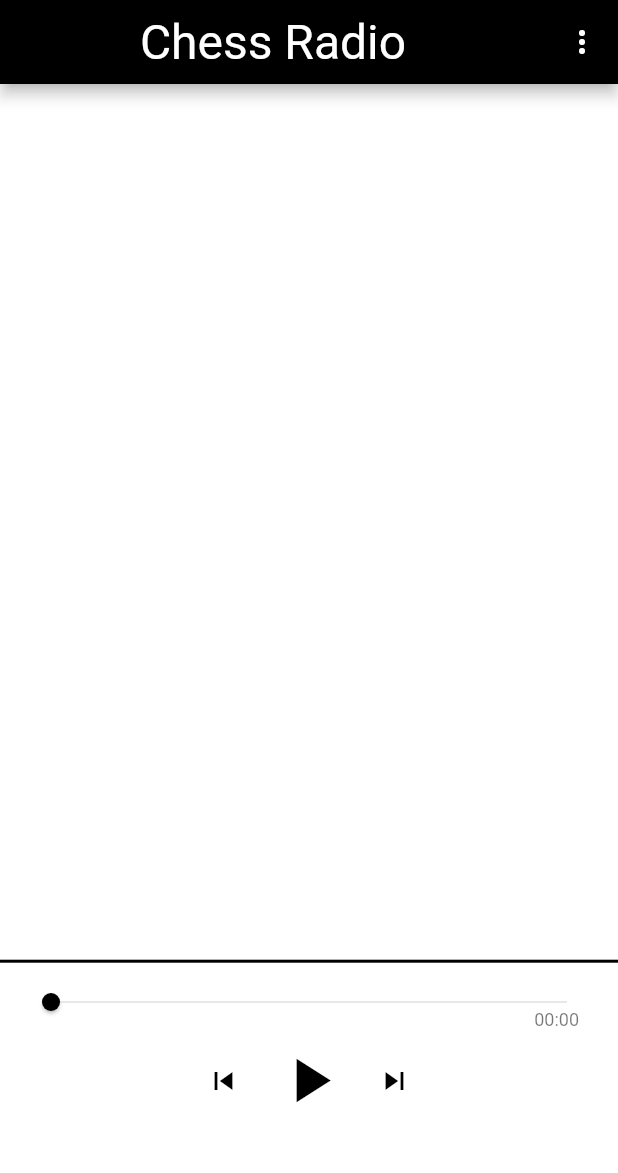
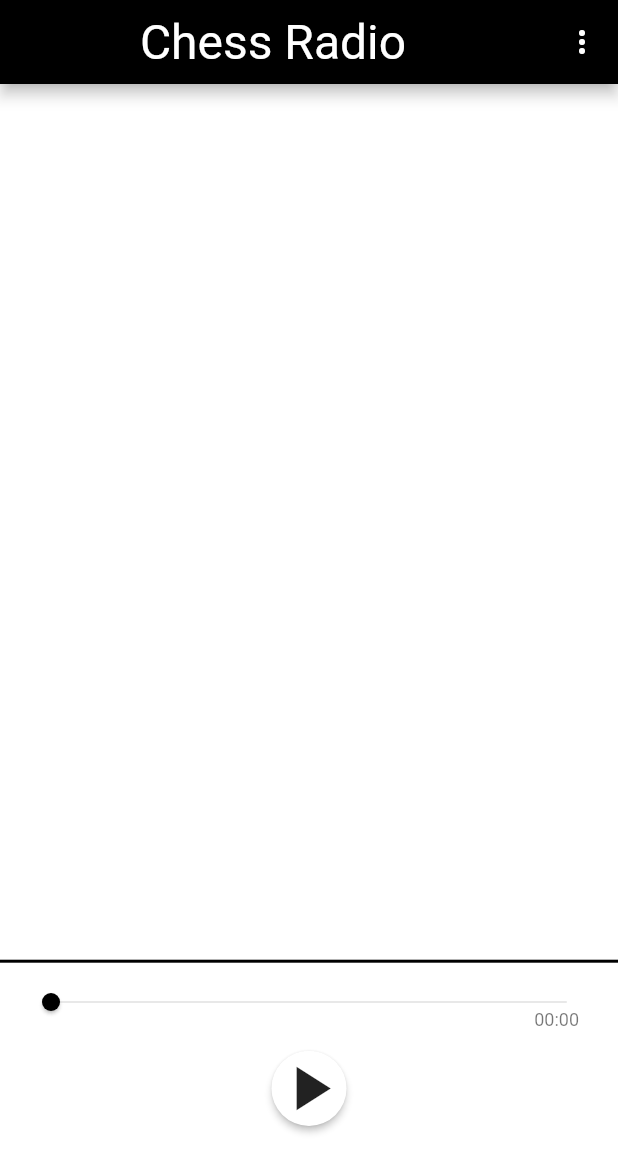
Before and after one commit to chessradio/chessradio, a Flutter app: the screen it shows after launch, on a phone screen of 412 x 824 dp. Shown: the top 1173 px of the screen. Run offline on Flutter 3.47's test engine with Material 2 defaults, Android fonts, the phone set to English and light mode, and no system bars; our stand-ins replace google_fonts, just_audio, rxdart; missing offline and left inert: audio_session, splash_screen_view; network calls fail.

Commit message:
Remove next and previous buttons from player

```diff
--- a/lib/ui/screens/playlist_screen.dart
+++ b/lib/ui/screens/playlist_screen.dart
@@ -97,10 +97,11 @@ class _PlayListScreenState extends State<PlayListScreen> {
                       color: Colors.transparent,
                       height: screenHeightExcludingToolbar(context,
                           scaleFactor: 0.1),
-                      child: Padding(
-                        padding: const EdgeInsets.fromLTRB(0, 0, 0, 10),
-                        child: ControlButtonsWidget(_player),
-                      ),
+                      child:
+                          // Padding(
+                          //   padding: const EdgeInsets.fromLTRB(0, 0, 0, 0),
+                          //   child:
+                          ControlButtonsWidget(_player),
                     ),
                   ],
                 ),
--- a/lib/ui/widgets/playlist/control_buttons_widget.dart
+++ b/lib/ui/widgets/playlist/control_buttons_widget.dart
@@ -11,16 +11,16 @@ class ControlButtonsWidget extends StatelessWidget {
     return Row(
       mainAxisSize: MainAxisSize.min,
       children: [
-        StreamBuilder<SequenceState?>(
-          stream: player.sequenceStateStream,
-          builder: (context, snapshot) => IconButton(
-            icon: Icon(
-              Icons.skip_previous,
-              color: Colors.black,
-            ),
-            onPressed: player.hasPrevious ? player.seekToPrevious : null,
-          ),
-        ),
+        // StreamBuilder<SequenceState?>(
+        //   stream: player.sequenceStateStream,
+        //   builder: (context, snapshot) => IconButton(
+        //     icon: Icon(
+        //       Icons.skip_previous,
+        //       color: Colors.black,
+        //     ),
+        //     onPressed: player.hasPrevious ? player.seekToPrevious : null,
+        //   ),
+        // ),
         StreamBuilder<PlayerState>(
           stream: player.playerStateStream,
           builder: (context, snapshot) {
@@ -36,13 +36,16 @@ class ControlButtonsWidget extends StatelessWidget {
                 child: CircularProgressIndicator(),
               );
             } else if (playing != true) {
-              return IconButton(
-                icon: Icon(
+              return RawMaterialButton(
+                onPressed: player.play,
+                // elevation: 2.0,
+                fillColor: Colors.white,
+                child: Icon(
                   Icons.play_arrow,
-                  color: Colors.black,
+                  size: 50.0,
                 ),
-                iconSize: 50.0,
-                onPressed: player.play,
+                // padding: EdgeInsets.all(15.0),
+                shape: CircleBorder(),
               );
             } else if (processingState != ProcessingState.completed) {
               return IconButton(
@@ -63,16 +66,16 @@ class ControlButtonsWidget extends StatelessWidget {
             }
           },
         ),
-        StreamBuilder<SequenceState?>(
-          stream: player.sequenceStateStream,
-          builder: (context, snapshot) => IconButton(
-            icon: Icon(
-              Icons.skip_next,
-              color: Colors.black,
-            ),
-            onPressed: player.hasNext ? player.seekToNext : null,
-          ),
-        ),
+        // StreamBuilder<SequenceState?>(
+        //   stream: player.sequenceStateStream,
+        //   builder: (context, snapshot) => IconButton(
+        //     icon: Icon(
+        //       Icons.skip_next,
+        //       color: Colors.black,
+        //     ),
+        //     onPressed: player.hasNext ? player.seekToNext : null,
+        //   ),
+        // ),
       ],
     );
   }
```
